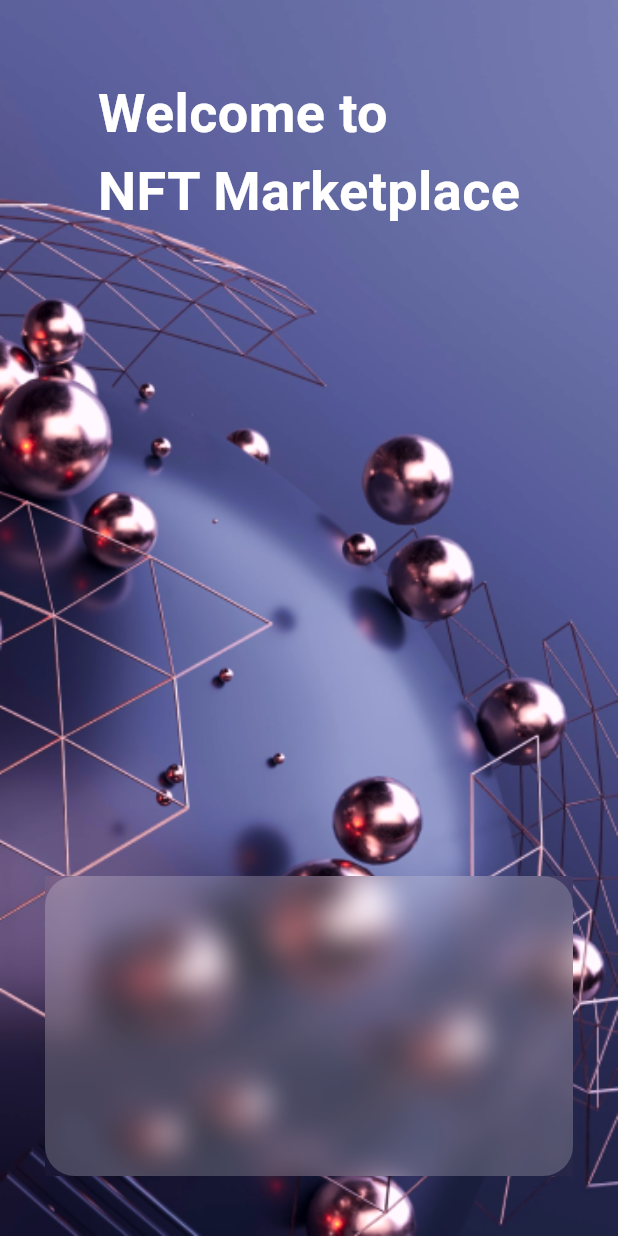
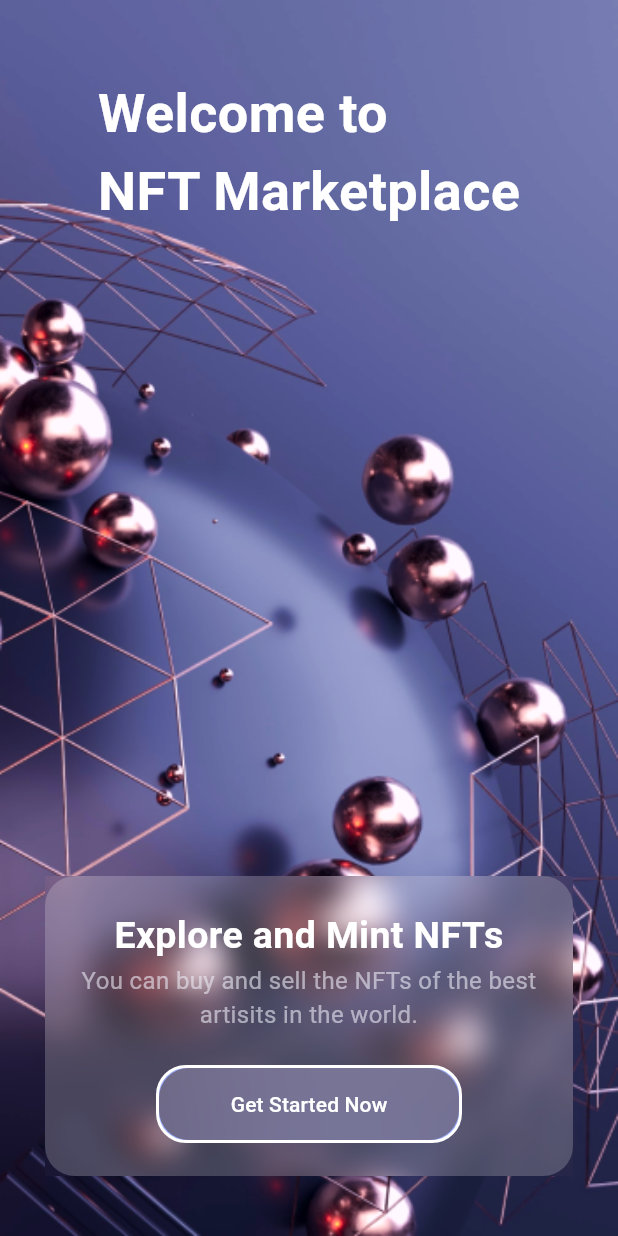
Before and after one commit to aminamin13/mini-NFT-marketplace, a Flutter app: the screen it shows after launch, on a phone screen of 412 x 824 dp. Run offline on Flutter 3.47's test engine with Material 3 defaults, Android fonts, the phone set to English and light mode, and no system bars; Roboto replaces fonts that are missing (SF Pro Display).

Commit message:
adding ClipRRect

```diff
--- a/lib/features/onBoarding/on_boarding_page.dart
+++ b/lib/features/onBoarding/on_boarding_page.dart
@@ -2,6 +2,7 @@
 
 import 'dart:ui';
 
+import 'package:flutter/cupertino.dart';
 import 'package:flutter/material.dart';
 import 'package:flutter/widgets.dart';
 import 'package:mini_nft/core/resources/color_manager.dart';
@@ -59,7 +60,56 @@ class OnBoardingPage extends StatelessWidget {
                         borderRadius: BorderRadius.circular(20),
                         color: Colors.white.withOpacity(.2),
                       ),
+                      child: Column(children: [
+                        Spacer(flex: 1),
+                        Text(
+                          'Explore and Mint NFTs',
+                          style: TextStyle(
+                            color: ColorManager.KColorWhite,
+                            fontSize: 25,
+                            fontWeight: FontWeight.bold,
+                            fontFamily: FontManager.SfProDisplay,
                           ),
+                          textAlign: TextAlign.center,
+                        ),
+                        Text(
+                          'You can buy and sell the NFTs of the best\nartisits in the world.',
+                          style: TextStyle(
+                            color: Color(0xffEBEBF5).withOpacity(0.6),
+                            fontSize: 16,
+                            fontWeight: FontWeight.normal,
+                            fontFamily: FontManager.SfProDisplay,
+                          ),
+                          textAlign: TextAlign.center,
+                        ),
+                        Spacer(),
+                        Container(
+                          decoration: BoxDecoration(
+                            borderRadius: BorderRadius.circular(20),
+                            border: Border.all(color: Colors.white, width: 2),
+                            color: Color(0xff97A9F6),
+                          ),
+                          child: ClipRRect(
+                            borderRadius: BorderRadius.circular(20),
+                            child: BackdropFilter(
+
+                              filter:
+                                  ImageFilter.blur(sigmaX: 100, sigmaY: 100),
+
+
+                              child: MaterialButton(
+                                onPressed: () {},
+                                child: Text(
+                                  'Get Started Now',
+                                ),
+                                minWidth: 200,
+                                textColor: Colors.white,
+                              ),
+                            ),
+                          ),
+                        ),
+                        Spacer(flex: 1),
+                      ])),
                 ))
               ],
             ),
```
Lines whose indentation alone changed are shown as unchanged.
